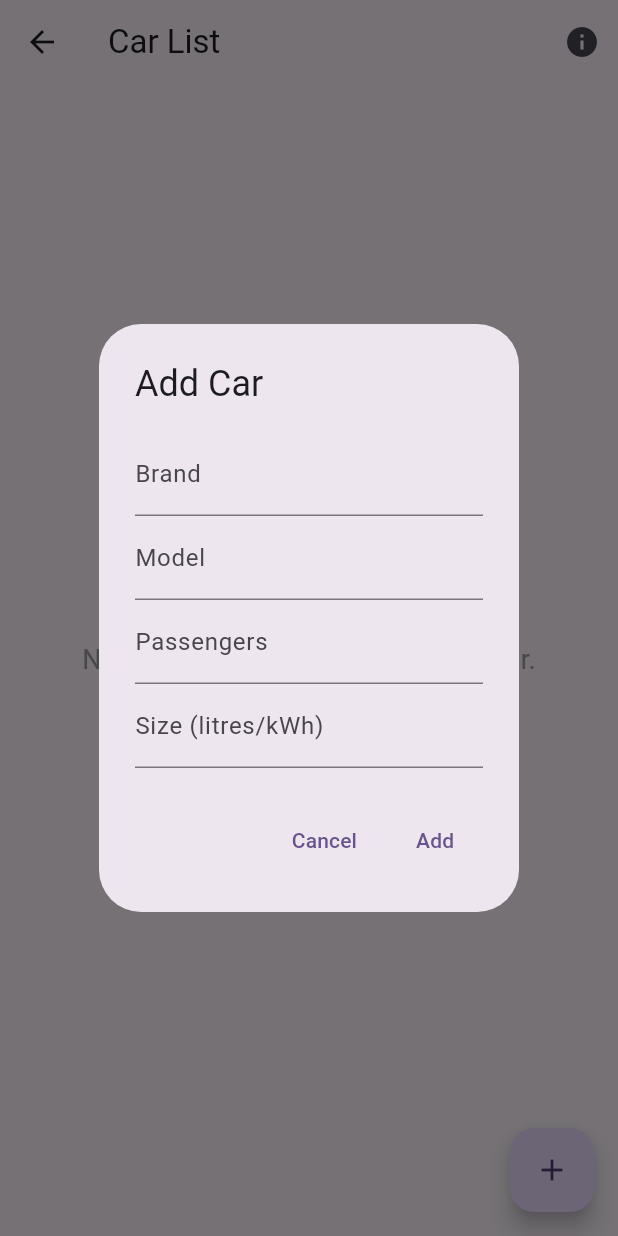
After one commit to CodeByJN/ListingDatabaseApp, a Flutter app: the CarListPage screen opened directly, after a tap on the "add" icon, on a phone screen of 412 x 824 dp. The commit adds this screen. Run offline on Flutter 3.47's test engine with Material 3 defaults, Android fonts, the phone set to English and light mode, and no system bars; our stand-ins replace floor, sqflite; missing offline and left inert: encrypted_shared_preferences; accounts and stored records are empty; generated files the repository leaves out were written again.

Commit message:
Base Code for Car List Page done

```diff
--- /dev/null
+++ b/lib/app_database.dart
@@ -0,0 +1,12 @@
+import 'package:floor/floor.dart';
+import 'car.dart';
+import 'car_dao.dart';
+import 'package:sqflite/sqflite.dart' as sqflite;
+import 'dart:async';
+
+part 'app_database.g.dart'; // the generated code will be there
+
+@Database(version: 1, entities: [Car])
+abstract class AppDatabase extends FloorDatabase {
+  CarDao get carDao;
+}
--- /dev/null
+++ b/lib/car.dart
@@ -0,0 +1,14 @@
+import 'package:floor/floor.dart';
+
+@Entity(tableName: 'cars')
+class Car {
+  @PrimaryKey(autoGenerate: true)
+  final int? id;
+
+  final String brand;
+  final String model;
+  final int passengers;
+  final double size;
+
+  Car({this.id, required this.brand, required this.model, required this.passengers, required this.size});
+}
--- /dev/null
+++ b/lib/car_dao.dart
@@ -0,0 +1,17 @@
+import 'package:floor/floor.dart';
+import 'car.dart';
+
+@dao
+abstract class CarDao {
+  @Query('SELECT * FROM cars')
+  Future<List<Car>> findAllCars();
+
+  @insert
+  Future<void> insertCar(Car car);
+
+  @update
+  Future<void> updateCar(Car car);
+
+  @delete
+  Future<void> deleteCar(Car car);
+}
--- /dev/null
+++ b/lib/car_list_page.dart
@@ -0,0 +1,241 @@
+import 'package:flutter/material.dart';
+import 'app_database.dart';
+import 'car.dart';
+import 'car_dao.dart';
+import 'encryption_helper.dart';
+
+class CarListPage extends StatefulWidget {
+  @override
+  _CarListPageState createState() => _CarListPageState();
+}
+
+class _CarListPageState extends State<CarListPage> {
+  List<Car> _cars = [];
+  late CarDao _carDao;
+  late AppDatabase _database;
+
+  @override
+  void initState() {
+    super.initState();
+    _initDatabase();
+    _loadEncryptedData();
+  }
+
+  Future<void> _initDatabase() async {
+    try {
+      // Initialize the database and DAO
+      _database = await $FloorAppDatabase.databaseBuilder('app_database.db').build();
+      _carDao = _database.carDao;
+      print('Database initialized successfully');
+      _loadCars();
+    } catch (e) {
+      print('Error initializing database: $e');
+    }
+  }
+
+  Future<void> _loadCars() async {
+    try {
+      final cars = await _carDao.findAllCars();
+      print('Cars loaded: ${cars.length}');
+      setState(() {
+        _cars = cars;
+      });
+    } catch (e) {
+      print('Error loading cars: $e');
+    }
+  }
+
+  Future<void> _loadEncryptedData() async {
+    try {
+      final encryptedBrand = await EncryptionHelper.getEncryptedString('last_brand');
+      final encryptedModel = await EncryptionHelper.getEncryptedString('last_model');
+      final encryptedPassengers = await EncryptionHelper.getEncryptedString('last_passengers');
+      final encryptedSize = await EncryptionHelper.getEncryptedString('last_size');
+
+      print('Encrypted data loaded: $encryptedBrand, $encryptedModel, $encryptedPassengers, $encryptedSize');
+    } catch (e) {
+      print('Error loading encrypted data: $e');
+    }
+  }
+
+  void _showAddCarDialog() {
+    showDialog(
+      context: context,
+      builder: (context) => _CarDialog(
+        onSubmit: (car) {
+          setState(() {
+            _cars.add(car);
+          });
+          _carDao.insertCar(car);
+        },
+      ),
+    );
+  }
+
+  void _showUpdateCarDialog(Car car) {
+    showDialog(
+      context: context,
+      builder: (context) => _CarDialog(
+        car: car,
+        onSubmit: (updatedCar) {
+          setState(() {
+            final index = _cars.indexWhere((c) => c.id == car.id);
+            _cars[index] = updatedCar;
+          });
+          _carDao.updateCar(updatedCar);
+        },
+      ),
+    );
+  }
+
+  void _deleteCar(Car car) {
+    setState(() {
+      _cars.remove(car);
+    });
+    _carDao.deleteCar(car);
+  }
+
+  @override
+  Widget build(BuildContext context) {
+    return Scaffold(
+      appBar: AppBar(
+        title: const Text('Car List'),
+        actions: [
+          IconButton(
+            icon: const Icon(Icons.info),
+            onPressed: _showInstructionsDialog,
+          ),
+        ],
+      ),
+      body: _cars.isEmpty
+          ? Center(
+        child: Text(
+          'No cars available. Tap + to add a car.',
+          style: TextStyle(fontSize: 18, color: Colors.grey),
+        ),
+      )
+          : ListView.builder(
+        itemCount: _cars.length,
+        itemBuilder: (context, index) {
+          final car = _cars[index];
+          return ListTile(
+            title: Text('${car.brand} ${car.model}'),
+            onTap: () {
+              _showUpdateCarDialog(car);
+            },
+            trailing: IconButton(
+              icon: const Icon(Icons.delete),
+              onPressed: () {
+                _deleteCar(car);
+              },
+            ),
+          );
+        },
+      ),
+      floatingActionButton: FloatingActionButton(
+        child: const Icon(Icons.add),
+        onPressed: _showAddCarDialog,
+      ),
+    );
+  }
+
+  void _showInstructionsDialog() {
+    showDialog(
+      context: context,
+      builder: (context) => AlertDialog(
+        title: const Text('Instructions'),
+        content: const Text('Instructions on how to use the car list page.'),
+        actions: [
+          TextButton(
+            onPressed: () => Navigator.of(context).pop(),
+            child: const Text('OK'),
+          ),
+        ],
+      ),
+    );
+  }
+}
+
+class _CarDialog extends StatelessWidget {
+  final Car? car;
+  final Function(Car) onSubmit;
+
+  final TextEditingController _brandController = TextEditingController();
+  final TextEditingController _modelController = TextEditingController();
+  final TextEditingController _passengersController = TextEditingController();
+  final TextEditingController _sizeController = TextEditingController();
+
+  _CarDialog({this.car, required this.onSubmit}) {
+    if (car != null) {
+      _brandController.text = car!.brand;
+      _modelController.text = car!.model;
+      _passengersController.text = car!.passengers.toString();
+      _sizeController.text = car!.size.toString();
+    }
+  }
+
+  @override
+  Widget build(BuildContext context) {
+    return AlertDialog(
+      title: Text(car == null ? 'Add Car' : 'Update Car'),
+      content: SingleChildScrollView(
+        child: Column(
+          mainAxisSize: MainAxisSize.min,
+          children: [
+            TextField(
+              controller: _brandController,
+              decoration: const InputDecoration(labelText: 'Brand'),
+            ),
+            TextField(
+              controller: _modelController,
+              decoration: const InputDecoration(labelText: 'Model'),
+            ),
+            TextField(
+              controller: _passengersController,
+              decoration: const InputDecoration(labelText: 'Passengers'),
+              keyboardType: TextInputType.number,
+            ),
+            TextField(
+              controller: _sizeController,
+              decoration: const InputDecoration(labelText: 'Size (litres/kWh)'),
+              keyboardType: TextInputType.number,
+            ),
+          ],
+        ),
+      ),
+      actions: [
+        TextButton(
+          onPressed: () => Navigator.of(context).pop(),
+          child: const Text('Cancel'),
+        ),
+        TextButton(
+          onPressed: () {
+            final newCar = Car(
+              id: car?.id,
+              brand: _brandController.text,
+              model: _modelController.text,
+              passengers: int.parse(_passengersController.text),
+              size: double.parse(_sizeController.text),
+            );
+            onSubmit(newCar);
+            _saveEncryptedData(newCar);
+            Navigator.of(context).pop();
+          },
+          child: Text(car == null ? 'Add' : 'Update'),
+        ),
+      ],
+    );
+  }
+
+  Future<void> _saveEncryptedData(Car car) async {
+    try {
+      await EncryptionHelper.setEncryptedString('last_brand', car.brand);
+      await EncryptionHelper.setEncryptedString('last_model', car.model);
+      await EncryptionHelper.setEncryptedString('last_passengers', car.passengers.toString());
+      await EncryptionHelper.setEncryptedString('last_size', car.size.toString());
+      print('Encrypted data saved successfully');
+    } catch (e) {
+      print('Error saving encrypted data: $e');
+    }
+  }
+}
--- /dev/null
+++ b/lib/encryption_helper.dart
@@ -0,0 +1,13 @@
+import 'package:encrypted_shared_preferences/encrypted_shared_preferences.dart';
+
+class EncryptionHelper {
+  static final EncryptedSharedPreferences _prefs = EncryptedSharedPreferences();
+
+  static Future<void> setEncryptedString(String key, String value) async {
+    await _prefs.setString(key, value);
+  }
+
+  static Future<String?> getEncryptedString(String key) async {
+    return await _prefs.getString(key);
+  }
+}
--- a/lib/main.dart
+++ b/lib/main.dart
@@ -1,4 +1,5 @@
 import 'package:flutter/material.dart';
+import 'package:finalproject/car_list_page.dart';
 
 // Main entry point of the application
 void main() {
@@ -62,15 +63,15 @@ class MyHomePage extends StatelessWidget {
               },
               child: const Text('Customer List'),
             ),
-            // Button to navigate to Car List page
+            // Button to navigate to Car List Page
             ElevatedButton(
               onPressed: () {
                 Navigator.push(
                   context,
-                  MaterialPageRoute(builder: (context) => const CarListPage()),
+                  MaterialPageRoute(builder: (context) => CarListPage()), // Navigate to CarListPage
                 );
               },
-              child: const Text('Car List'),
+              child: const Text('Car List Page'),
             ),
             // Button to navigate to Car Dealership List page
             ElevatedButton(
@@ -118,24 +119,6 @@ class CustomerListPage extends StatelessWidget {
   }
 }
 
-// Placeholder page for Car List
-class CarListPage extends StatelessWidget {
-  const CarListPage({super.key});
-
-  @override
-  Widget build(BuildContext context) {
-    return Scaffold(
-      // App bar for the Car List page
-      appBar: AppBar(
-        title: const Text('Car List'),
-      ),
-      // Placeholder center text
-      body: const Center(
-        child: Text('Car List Page'),
-      ),
-    );
-  }
-}
 
 // Placeholder page for Car Dealership List
 class CarDealershipListPage extends StatelessWidget {
```
Also changed, not shown: pubspec.yaml (+8 -1 lines), lib/app_database.g.dart (added), pubspec.lock, 1 other file.
